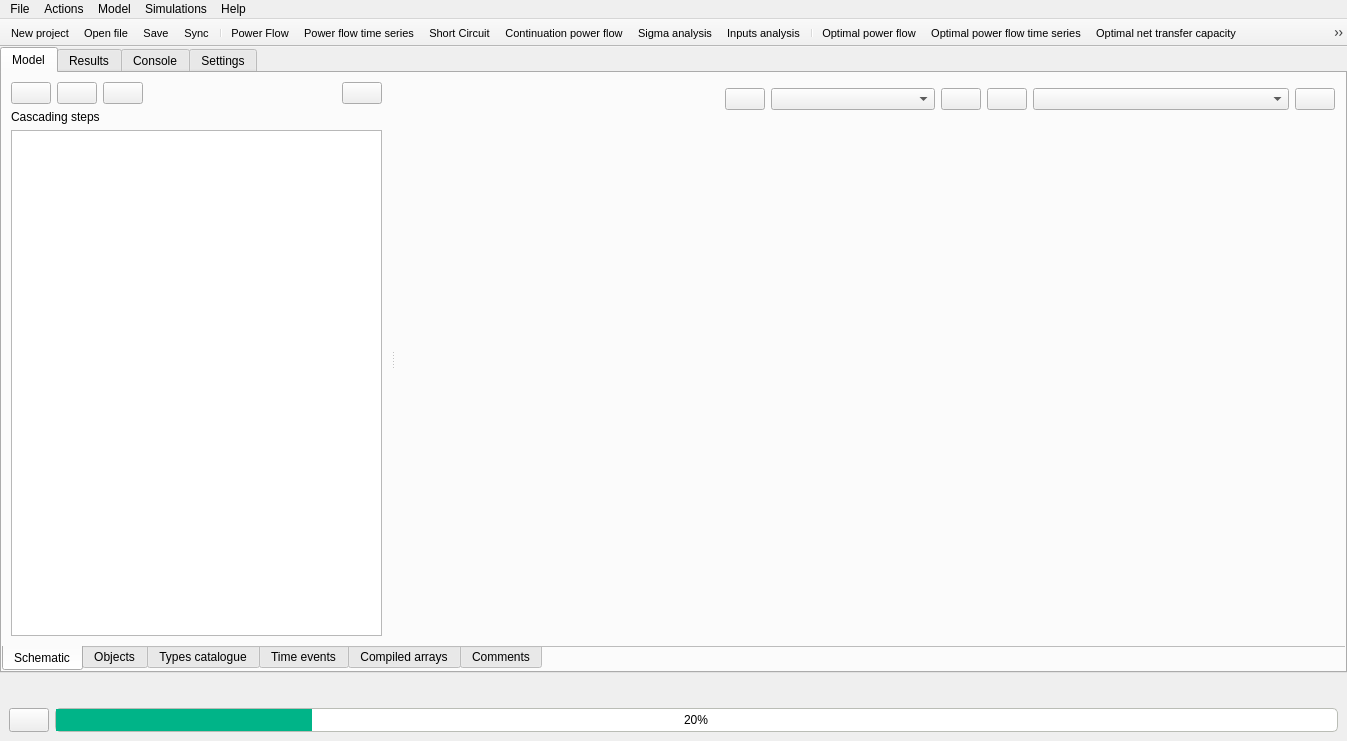
This is src/GridCal/Gui/Main/MainWindow.ui in SanPen/GridCal as Qt 5 draws it before an edit. The edited form follows.
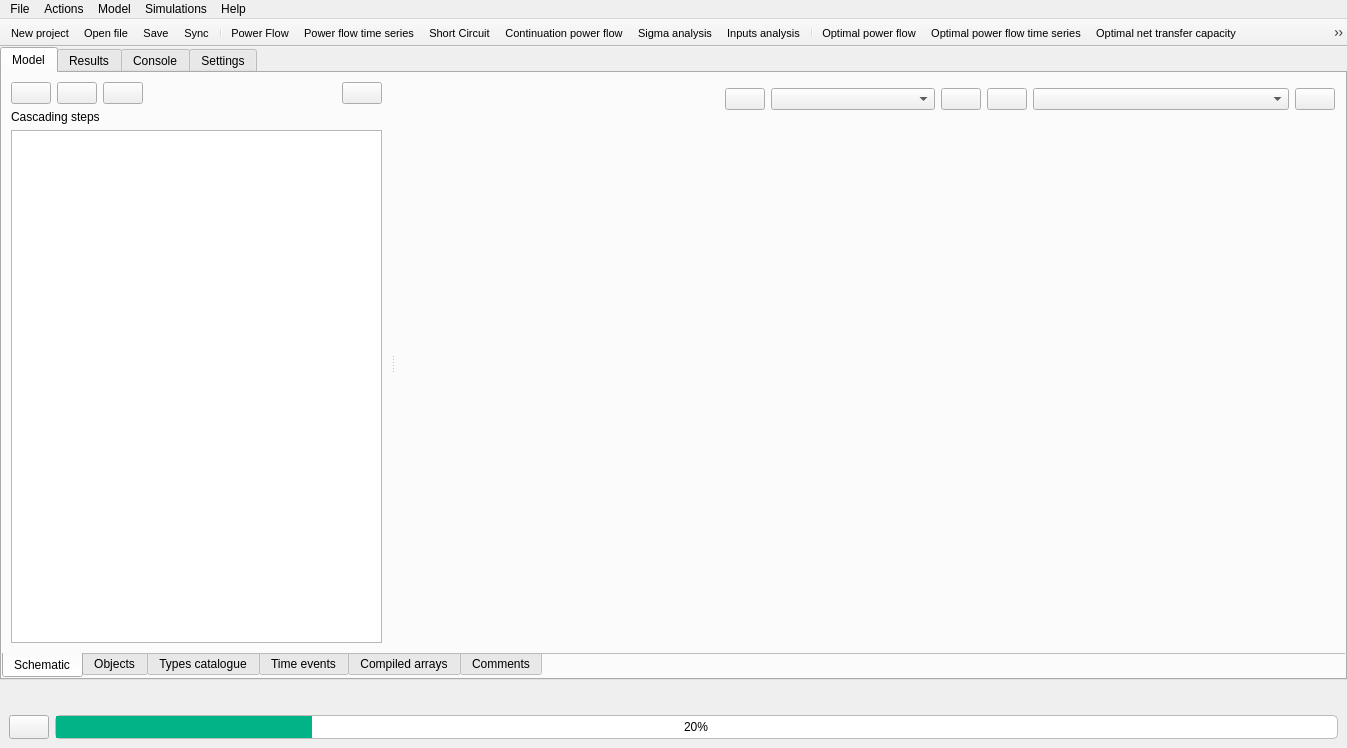
This is the edited form. Icons and pictures are not drawn.

What changed in the file:
```diff
--- a/src/GridCal/Gui/Main/MainWindow.ui
+++ b/src/GridCal/Gui/Main/MainWindow.ui
@@ -7,7 +7,7 @@
     <x>0</x>
     <y>0</y>
     <width>1347</width>
-    <height>741</height>
+    <height>748</height>
    </rect>
   </property>
   <property name="baseSize">
```
Left out of the diff: 4 changed lines with no effect on the pictures.
